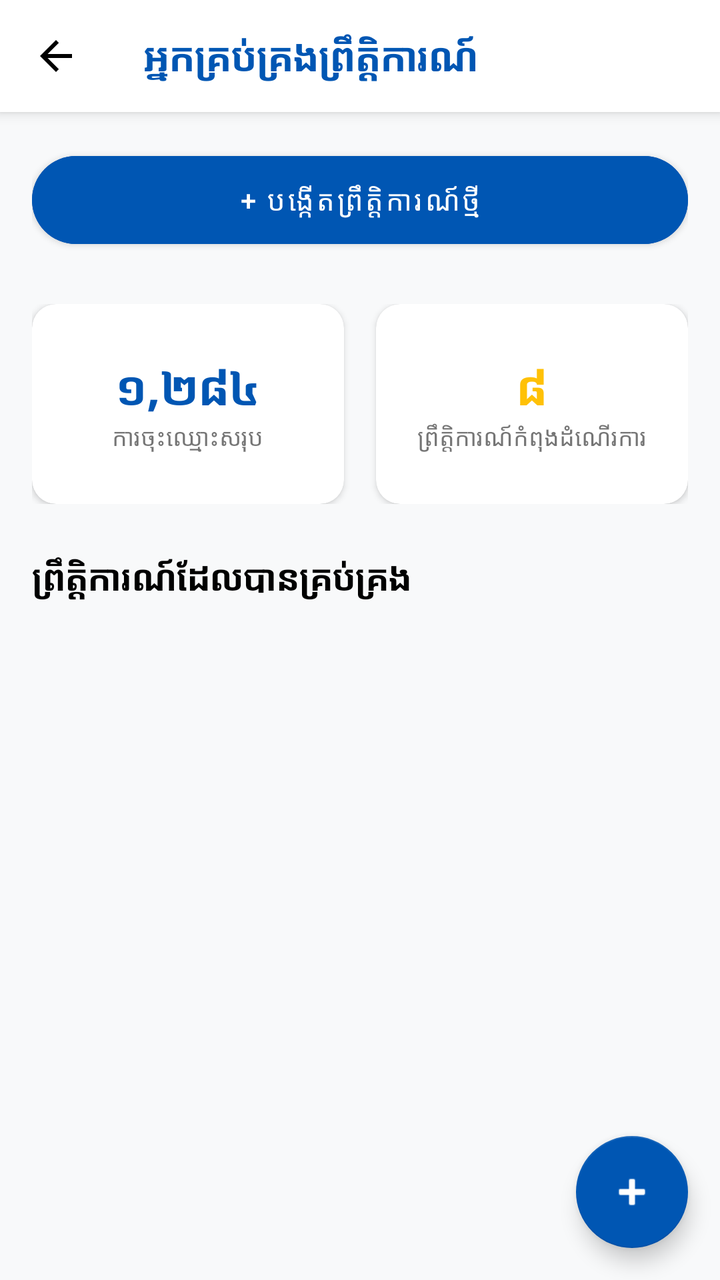
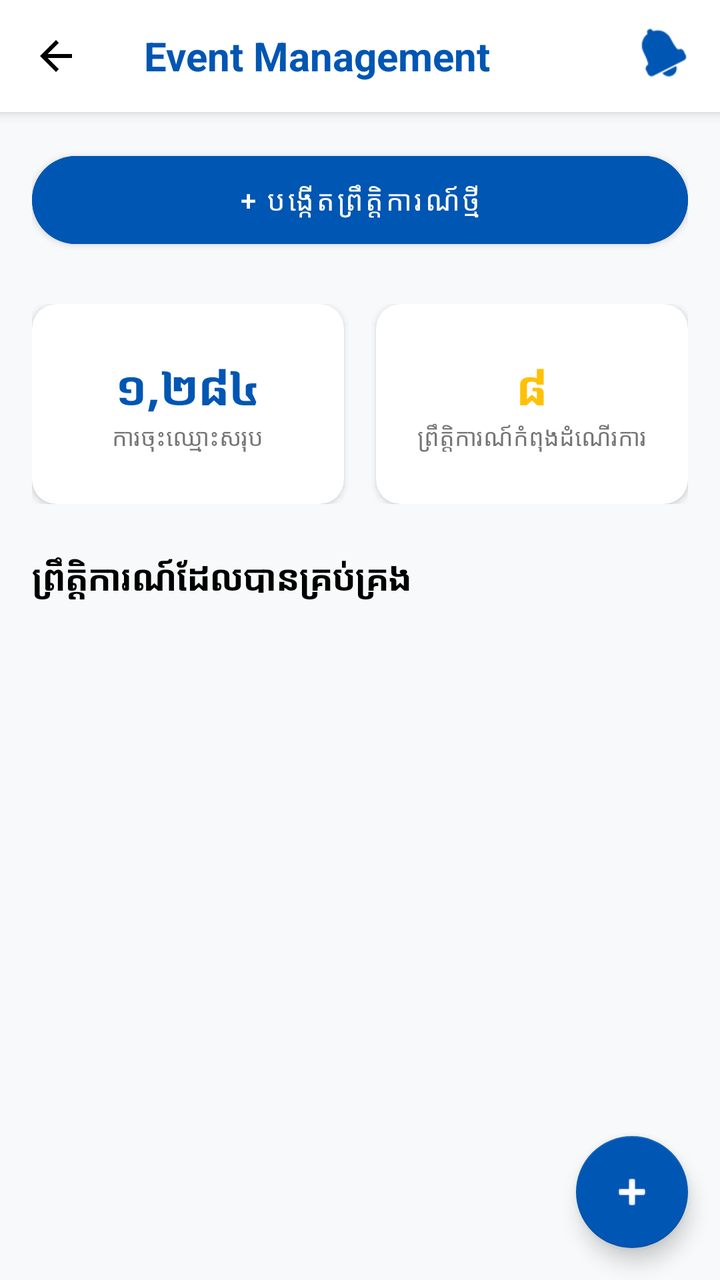

An Android layout rendered at two revisions. The XML below is the earlier revision; the diff shows what the commit changed to produce the second picture.
<!-- AndroidManifest.xml: application theme Theme.AcademicPulse -->
<!-- res/layout/fragment_admin.xml -->
<?xml version="1.0" encoding="utf-8"?>
<androidx.coordinatorlayout.widget.CoordinatorLayout xmlns:android="http://schemas.android.com/apk/res/android"
    xmlns:app="http://schemas.android.com/apk/res-auto"
    android:layout_width="match_parent"
    android:layout_height="match_parent"
    android:background="@color/background_light">

    <com.google.android.material.appbar.AppBarLayout
        android:layout_width="match_parent"
        android:layout_height="wrap_content"
        android:background="@color/white">

        <androidx.appcompat.widget.Toolbar
            android:id="@+id/toolbar"
            android:layout_width="match_parent"
            android:layout_height="?attr/actionBarSize"
            app:navigationIcon="@drawable/ic_back_straight">
            <TextView
                android:layout_width="wrap_content"
                android:layout_height="wrap_content"
                android:text="អ្នកគ្រប់គ្រងព្រឹត្តិការណ៍"
                android:textColor="@color/primary_blue"
                android:textSize="20sp"
                android:textStyle="bold" />
        </androidx.appcompat.widget.Toolbar>
    </com.google.android.material.appbar.AppBarLayout>

    <androidx.core.widget.NestedScrollView
        android:layout_width="match_parent"
        android:layout_height="match_parent"
        app:layout_behavior="@string/appbar_scrolling_view_behavior">

        <LinearLayout
            android:layout_width="match_parent"
            android:layout_height="wrap_content"
            android:orientation="vertical"
            android:padding="16dp">

            <Button
                android:id="@+id/btn_create_event"
                android:layout_width="match_parent"
                android:layout_height="56dp"
                android:backgroundTint="@color/primary_blue"
                android:text="+ បង្កើតព្រឹត្តិការណ៍ថ្មី"
                android:textAllCaps="false"
                app:cornerRadius="28dp" />

            <LinearLayout
                android:layout_width="match_parent"
                android:layout_height="wrap_content"
                android:layout_marginTop="24dp"
                android:orientation="horizontal">

                <androidx.cardview.widget.CardView
                    android:layout_width="0dp"
                    android:layout_height="100dp"
                    android:layout_weight="1"
                    android:layout_marginEnd="8dp"
                    app:cardCornerRadius="12dp">
                    <LinearLayout
                        android:layout_width="match_parent"
                        android:layout_height="match_parent"
                        android:gravity="center"
                        android:orientation="vertical">
                        <TextView
                            android:layout_width="wrap_content"
                            android:layout_height="wrap_content"
                            android:text="១,២៨៤"
                            android:textColor="@color/primary_blue"
                            android:textSize="24sp"
                            android:textStyle="bold" />
                        <TextView
                            android:layout_width="wrap_content"
                            android:layout_height="wrap_content"
                            android:text="ការចុះឈ្មោះសរុប"
                            android:textSize="12sp" />
                    </LinearLayout>
                </androidx.cardview.widget.CardView>

                <androidx.cardview.widget.CardView
                    android:layout_width="0dp"
                    android:layout_height="100dp"
                    android:layout_weight="1"
                    android:layout_marginStart="8dp"
                    app:cardCornerRadius="12dp">
                    <LinearLayout
                        android:layout_width="match_parent"
                        android:layout_height="match_parent"
                        android:gravity="center"
                        android:orientation="vertical">
                        <TextView
                            android:layout_width="wrap_content"
                            android:layout_height="wrap_content"
                            android:text="៨"
                            android:textColor="@color/accent_yellow"
                            android:textSize="24sp"
                            android:textStyle="bold" />
                        <TextView
                            android:layout_width="wrap_content"
                            android:layout_height="wrap_content"
                            android:text="ព្រឹត្តិការណ៍កំពុងដំណើរការ"
                            android:textSize="12sp" />
                    </LinearLayout>
                </androidx.cardview.widget.CardView>
            </LinearLayout>

            <TextView
                android:layout_width="wrap_content"
                android:layout_height="wrap_content"
                android:layout_marginTop="24dp"
                android:text="ព្រឹត្តិការណ៍ដែលបានគ្រប់គ្រង"
                android:textColor="@color/black"
                android:textSize="18sp"
                android:textStyle="bold" />

            <androidx.recyclerview.widget.RecyclerView
                android:id="@+id/rv_admin_events"
                android:layout_width="match_parent"
                android:layout_height="wrap_content"
                android:layout_marginTop="16dp"
                android:nestedScrollingEnabled="false" />

        </LinearLayout>
    </androidx.core.widget.NestedScrollView>

    <com.google.android.material.floatingactionbutton.FloatingActionButton
        android:id="@+id/fab_admin_add"
        android:layout_width="wrap_content"
        android:layout_height="wrap_content"
        android:layout_gravity="bottom|end"
        android:layout_margin="16dp"
        android:src="@android:drawable/ic_input_add"
        app:backgroundTint="@color/primary_blue"
        app:tint="@color/white" />

</androidx.coordinatorlayout.widget.CoordinatorLayout>
<!-- resources referenced by this layout -->
<resources>
  <color name="accent_yellow">#FFC107</color>
  <color name="background_light">#F8F9FA</color>
  <color name="black">#000000</color>
  <color name="primary_blue">#0056B3</color>
  <color name="white">#FFFFFF</color>
  <!-- drawable ic_back_straight (drawable) -->
  <?xml version="1.0" encoding="utf-8"?>
  <vector xmlns:android="http://schemas.android.com/apk/res/android"
      android:width="24dp"
      android:height="24dp"
      android:viewportWidth="24"
      android:viewportHeight="24"
      android:autoMirrored="true">
      <path
          android:fillColor="@color/black"
          android:pathData="M20,11H7.83l5.59-5.59L12,4l-8,8l8,8l1.41-1.41L7.83,13H20V11z" />
  </vector>
  <style name="Theme.AcademicPulse" parent="Theme.MaterialComponents.Light.NoActionBar">
          
          <item name="colorPrimary">@color/primary_blue</item>
          <item name="colorPrimaryVariant">@color/primary_blue</item>
          <item name="colorOnPrimary">@color/white</item>
          
          <item name="colorSecondary">@color/accent_yellow</item>
          <item name="colorSecondaryVariant">@color/accent_yellow</item>
          <item name="colorOnSecondary">@color/black</item>
          
          <item name="android:statusBarColor">@color/primary_blue</item>
          <item name="android:windowLightStatusBar" tools:targetApi="m">false</item>
      </style>
</resources>

<!-- the commit's change to res/layout/fragment_admin.xml (unified diff, before → after) -->
@@ -15,13 +15,26 @@
             android:layout_width="match_parent"
             android:layout_height="?attr/actionBarSize"
             app:navigationIcon="@drawable/ic_back_straight">
-            <TextView
-                android:layout_width="wrap_content"
+            <RelativeLayout
+                android:layout_width="match_parent"
                 android:layout_height="wrap_content"
-                android:text="អ្នកគ្រប់គ្រងព្រឹត្តិការណ៍"
-                android:textColor="@color/primary_blue"
-                android:textSize="20sp"
-                android:textStyle="bold" />
+                android:layout_marginEnd="16dp">
+                <TextView
+                    android:layout_width="wrap_content"
+                    android:layout_height="wrap_content"
+                    android:text="@string/app_name"
+                    android:textColor="@color/primary_blue"
+                    android:textSize="20sp"
+                    android:textStyle="bold" />
+                <ImageView
+                    android:id="@+id/iv_notifications"
+                    android:layout_width="24dp"
+                    android:layout_height="24dp"
+                    android:layout_alignParentEnd="true"
+                    android:src="@android:drawable/ic_popup_reminder"
+                    android:contentDescription="@string/notifications"
+                    app:tint="@color/primary_blue" />
+            </RelativeLayout>
         </androidx.appcompat.widget.Toolbar>
     </com.google.android.material.appbar.AppBarLayout>
 
@@ -130,6 +143,7 @@
         android:layout_gravity="bottom|end"
         android:layout_margin="16dp"
         android:src="@android:drawable/ic_input_add"
+        android:contentDescription="@string/create_event"
         app:backgroundTint="@color/primary_blue"
         app:tint="@color/white" />
 
<!-- resource entries referenced after the edit -->
@@ -17,6 +17,9 @@
           android:fillColor="@color/black"
           android:pathData="M20,11H7.83l5.59-5.59L12,4l-8,8l8,8l1.41-1.41L7.83,13H20V11z" />
   </vector>
+  <string name="app_name">Event Management</string>
+  <string name="create_event">បង្កើតព្រឹត្តិការណ៍</string>
+  <string name="notifications">ការជូនដំណឹង</string>
   <style name="Theme.AcademicPulse" parent="Theme.MaterialComponents.Light.NoActionBar">
           
           <item name="colorPrimary">@color/primary_blue</item>
